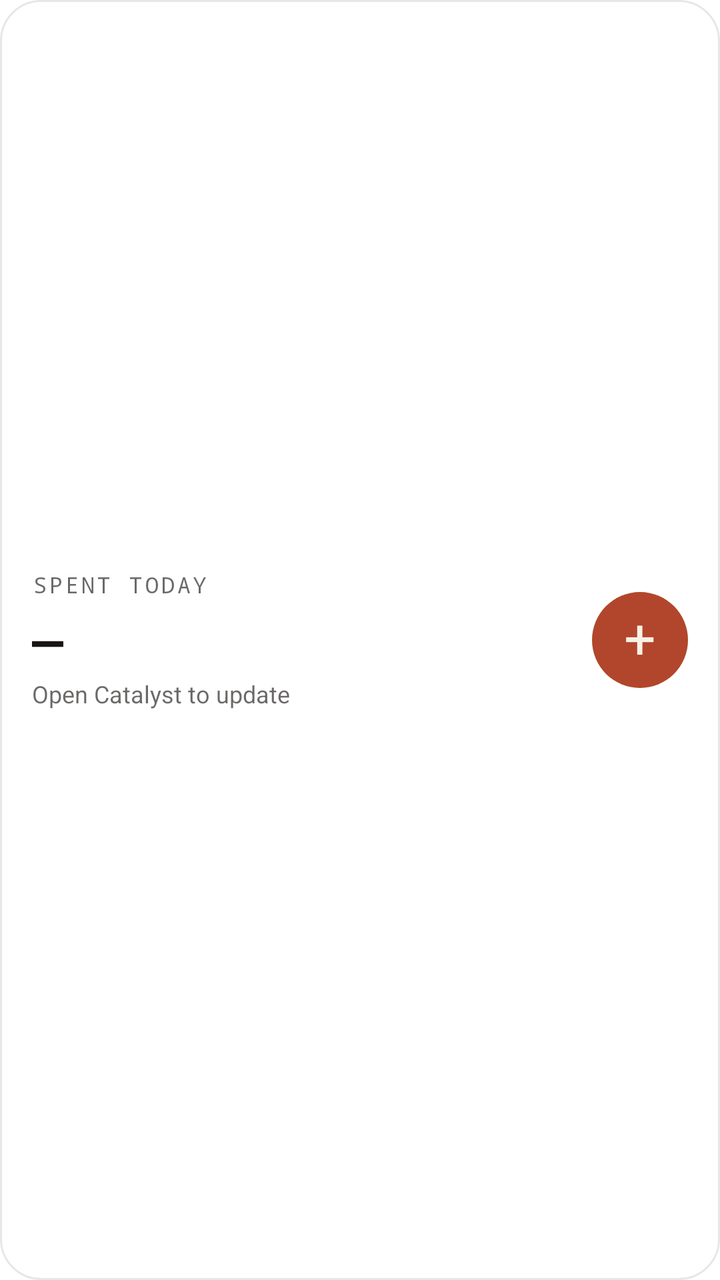
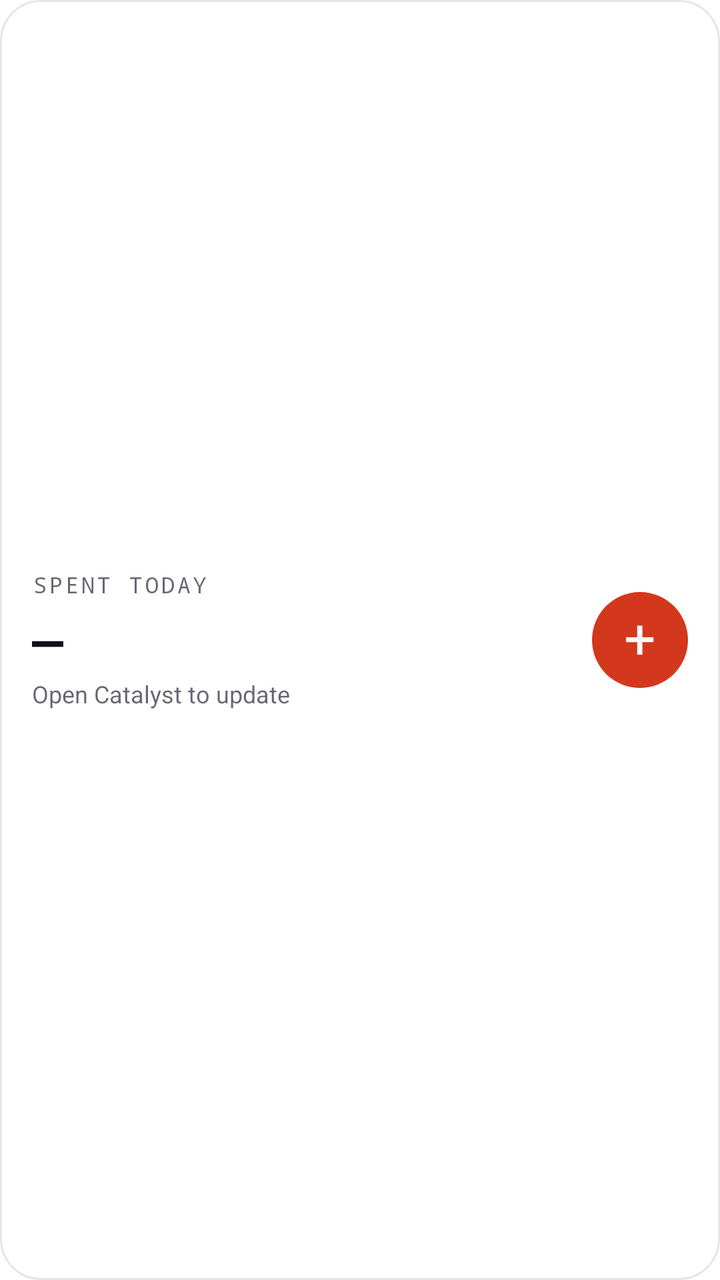

Screens rendered from an Android XML layout before and after an edit, with the pre-edit source and the edit as a unified diff.
<!-- AndroidManifest.xml: fallback theme Theme.MaterialComponents.DayNight.NoActionBar -->
<!-- res/layout/catalyst_widget.xml -->
<?xml version="1.0" encoding="utf-8"?>
<LinearLayout xmlns:android="http://schemas.android.com/apk/res/android"
    android:id="@+id/widget_root"
    android:layout_width="match_parent"
    android:layout_height="match_parent"
    android:background="@drawable/widget_bg"
    android:gravity="center_vertical"
    android:orientation="horizontal"
    android:padding="16dp">

    <LinearLayout
        android:layout_width="0dp"
        android:layout_height="wrap_content"
        android:layout_weight="1"
        android:orientation="vertical">

        <TextView
            android:id="@+id/widget_label"
            android:layout_width="wrap_content"
            android:layout_height="wrap_content"
            android:fontFamily="monospace"
            android:letterSpacing="0.12"
            android:maxLines="1"
            android:text="@string/widget_label"
            android:textAllCaps="true"
            android:textColor="@color/widget_muted"
            android:textSize="11sp" />

        <TextView
            android:id="@+id/widget_amount"
            android:layout_width="wrap_content"
            android:layout_height="wrap_content"
            android:layout_marginTop="2dp"
            android:fontFamily="monospace"
            android:maxLines="1"
            android:text="@string/widget_placeholder"
            android:textColor="@color/widget_ink"
            android:textSize="26sp"
            android:textStyle="bold" />

        <TextView
            android:id="@+id/widget_sub"
            android:layout_width="wrap_content"
            android:layout_height="wrap_content"
            android:layout_marginTop="2dp"
            android:maxLines="2"
            android:text="@string/widget_open"
            android:textColor="@color/widget_muted"
            android:textSize="12sp" />
    </LinearLayout>

    <TextView
        android:id="@+id/widget_add"
        android:layout_width="48dp"
        android:layout_height="48dp"
        android:layout_marginStart="12dp"
        android:background="@drawable/widget_add_bg"
        android:contentDescription="@string/widget_add"
        android:gravity="center"
        android:includeFontPadding="false"
        android:text="+"
        android:textColor="#F7F2E7"
        android:textSize="28sp" />
</LinearLayout>
<!-- resources referenced by this layout -->
<resources>
  <color name="widget_ink">#181512</color>
  <color name="widget_muted">#A3181512</color>
  <!-- drawable widget_add_bg (drawable) -->
  <?xml version="1.0" encoding="utf-8"?>
  <shape xmlns:android="http://schemas.android.com/apk/res/android" android:shape="oval">
      <solid android:color="@color/widget_accent" />
  </shape>
  <!-- drawable widget_bg (drawable) -->
  <?xml version="1.0" encoding="utf-8"?>
  <shape xmlns:android="http://schemas.android.com/apk/res/android" android:shape="rectangle">
      <solid android:color="@color/widget_card" />
      <stroke android:width="1dp" android:color="@color/widget_line" />
      <corners android:radius="20dp" />
  </shape>
  <string name="widget_add">New entry</string>
  <string name="widget_label">Spent today</string>
  <string name="widget_open">Open Catalyst to update</string>
  <string name="widget_placeholder">—</string>
  <color name="widget_accent">#B2462C</color>
  <color name="widget_card">#FFFFFF</color>
  <color name="widget_line">#1A181512</color>
</resources>

<!-- the commit's change to res/layout/catalyst_widget.xml (unified diff, before → after) -->
@@ -59,6 +59,6 @@
         android:gravity="center"
         android:includeFontPadding="false"
         android:text="+"
-        android:textColor="#F7F2E7"
+        android:textColor="@color/widget_on_accent"
         android:textSize="28sp" />
 </LinearLayout>
<!-- resource entries referenced after the edit -->
@@ -1,7 +1,8 @@
 <!-- resources referenced by this layout -->
 <resources>
-  <color name="widget_ink">#181512</color>
-  <color name="widget_muted">#A3181512</color>
+  <color name="widget_ink">#11101F</color>
+  <color name="widget_muted">#A311101F</color>
+  <color name="widget_on_accent">#FFFFFF</color>
   <!-- drawable widget_add_bg (drawable) -->
   <?xml version="1.0" encoding="utf-8"?>
   <shape xmlns:android="http://schemas.android.com/apk/res/android" android:shape="oval">
@@ -18,8 +19,8 @@
   <string name="widget_label">Spent today</string>
   <string name="widget_open">Open Catalyst to update</string>
   <string name="widget_placeholder">—</string>
-  <color name="widget_accent">#B2462C</color>
+  <color name="widget_accent">#D4381C</color>
   <color name="widget_card">#FFFFFF</color>
-  <color name="widget_line">#1A181512</color>
+  <color name="widget_line">#1A11101F</color>
 </resources>
 
